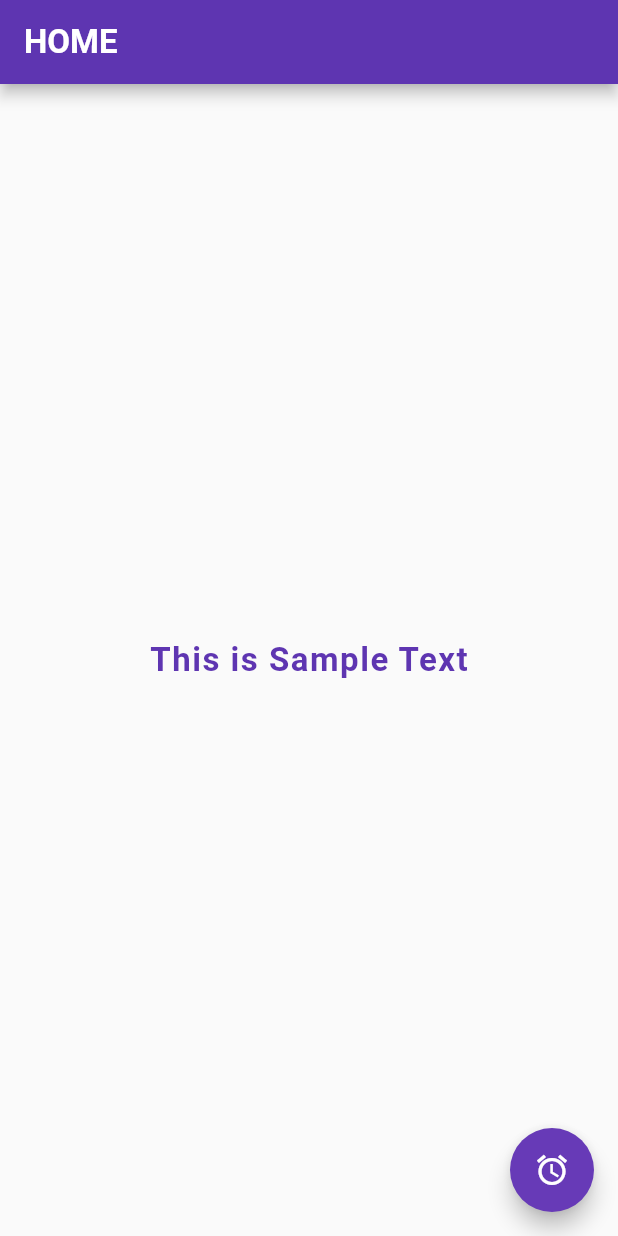
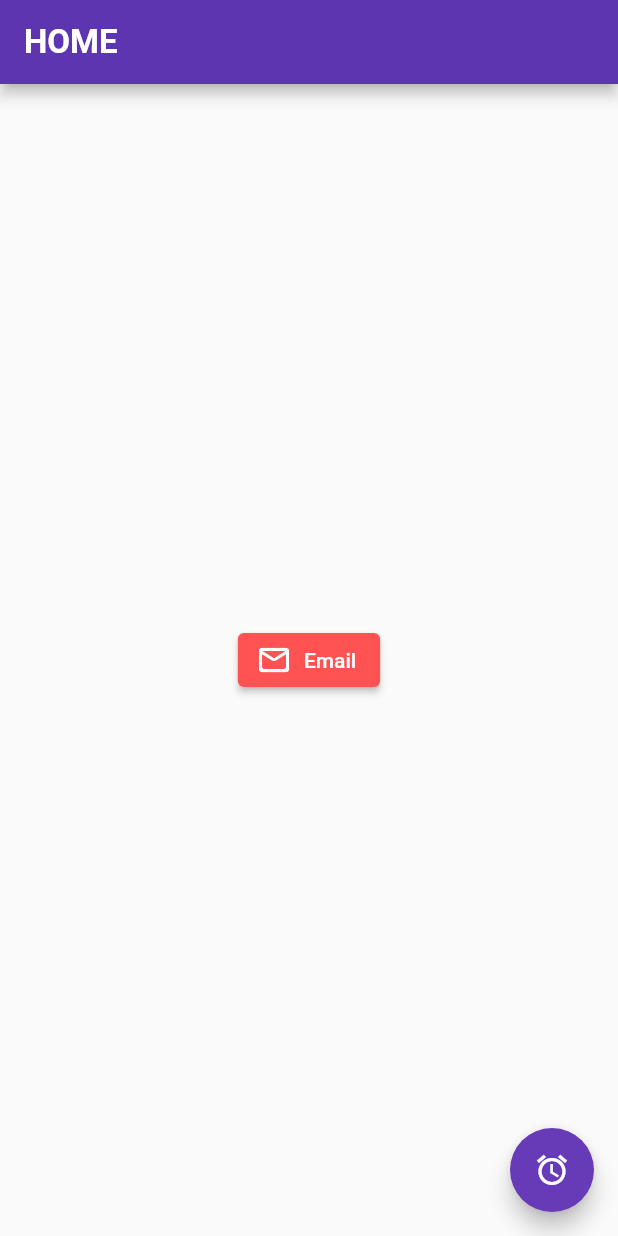
Before and after one commit to Ryukz/Learning, a Flutter app: the screen it shows after launch, on a phone screen of 412 x 824 dp. Run offline on Flutter 3.47's test engine with Material 2 defaults, Android fonts, the phone set to English and light mode, and no system bars; Roboto replaces fonts that are missing (MyFont).

Commit message:
added Images

```diff
--- a/lib/main.dart
+++ b/lib/main.dart
@@ -21,14 +21,14 @@ class MyApp extends StatelessWidget {
         backgroundColor: Colors.deepPurple[600],
       ),
       body: Center(
-          child: Text(
-        "This is Sample Text",
-        style: TextStyle(
-            color: Colors.deepPurple[600],
-            fontWeight: FontWeight.w600,
-            letterSpacing: 1.0,
-            fontFamily: 'MyFont',
-            fontSize: 22),
+          child: ElevatedButton.icon(
+        onPressed: () {},
+        icon: Icon(
+          Icons.mail_outline_rounded,
+        ),
+        label: Text('Email'),
+        style: ButtonStyle(
+            backgroundColor: MaterialStateProperty.all(Colors.redAccent)),
       )),
       floatingActionButton: FloatingActionButton(
         onPressed: () {
--- a/pubspec.yaml
+++ b/pubspec.yaml
@@ -58,9 +58,8 @@ flutter:
   uses-material-design: true
 
   # To add assets to your application, add an assets section, like this:
-  # assets:
-  #   - images/a_dot_burr.jpeg
-  #   - images/a_dot_ham.jpeg
+  assets:
+    - images/
 
   # An image asset can refer to one or more resolution-specific "variants", see
   # https://flutter.dev/assets-and-images/#resolution-aware.
```
Also changed, not shown: images/img1.jpg (added), images/img2.jpg (added).
